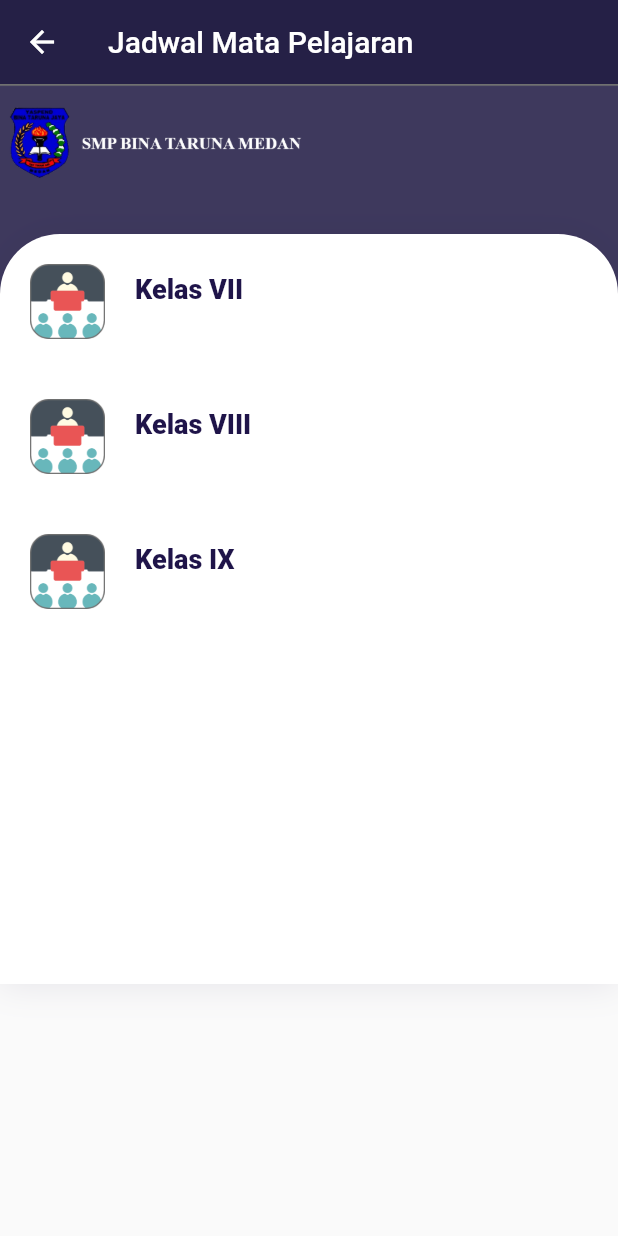
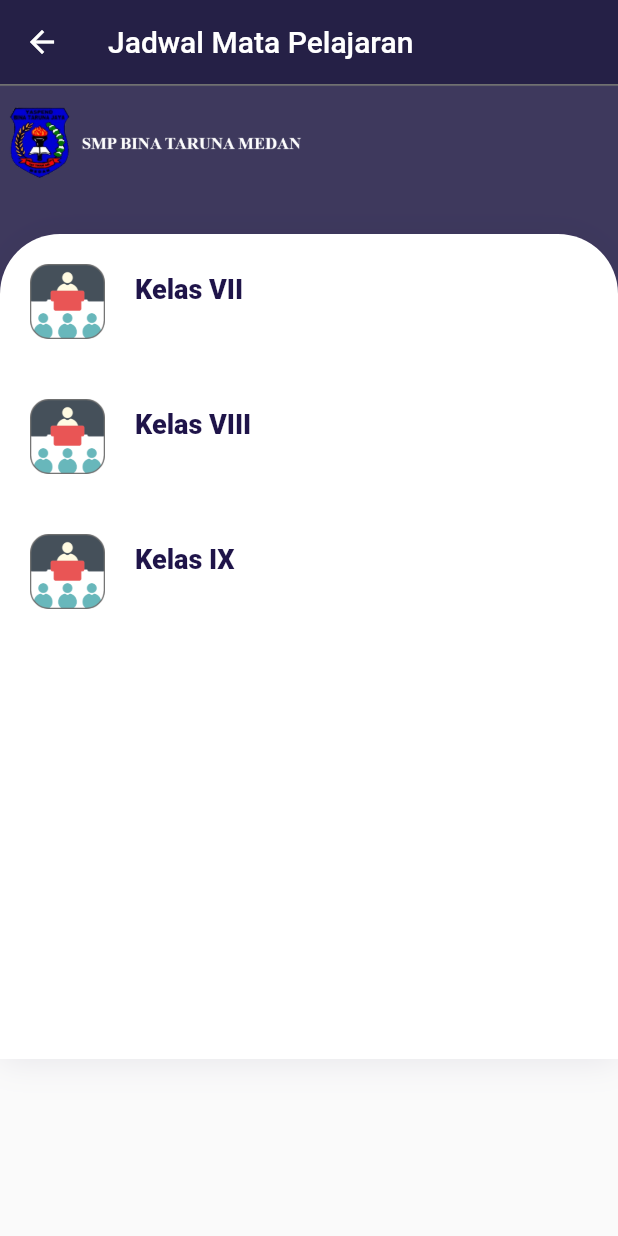
Before and after one commit to Rivaldi72/skripsi-gedmi-app, a Flutter app: the JadwalMapel screen opened by its route, on a phone screen of 412 x 824 dp. Run offline on Flutter 3.47's test engine with Material 2 defaults, Android fonts, the light colour scheme and no system bars; our stand-ins replace google_fonts, shared_preferences; accounts and stored records are empty.

Commit message:
icon gedmi

```diff
--- a/lib/ui/pages/jadwal.dart
+++ b/lib/ui/pages/jadwal.dart
@@ -32,7 +32,7 @@ class JadwalMapel extends StatelessWidget {
               Container(
                 margin: EdgeInsets.only(top: 100),
                 width: double.infinity,
-                height: 500,
+                height: 550,
                 decoration: BoxDecoration(
                   color: kWhiteColor,
                   boxShadow: [
--- a/lib/ui/pages/kelas_page.dart
+++ b/lib/ui/pages/kelas_page.dart
@@ -32,7 +32,7 @@ class KelasPage extends StatelessWidget {
               Container(
                 margin: EdgeInsets.only(top: 100),
                 width: double.infinity,
-                height: 500,
+                height: 550,
                 decoration: BoxDecoration(
                   color: kWhiteColor,
                   boxShadow: [
--- a/lib/ui/pages/student_page.dart
+++ b/lib/ui/pages/student_page.dart
@@ -229,7 +229,7 @@ class _StudentPageState extends State<StudentPage> {
               ),
             ),
             ListTile(
-              title: const Text('Biodata Diri'),
+              title: const Text('Data Diri'),
               onTap: () {
                 Navigator.pushNamed(
                   context,
--- a/pubspec.yaml
+++ b/pubspec.yaml
@@ -42,6 +42,12 @@ dev_dependencies:
   flutter_test:
     sdk: flutter
   url_launcher: ^6.1.5
+  flutter_launcher_icons: "^0.9.2"
+
+flutter_icons:
+  android: "launcher_icon"
+  ios: true
+  image_path: "assets/icons/logosekolah.png"
   # The "flutter_lints" package below contains a set of recommended lints to
   # encourage good coding practices. The lint set provided by the package is
   # activated in the `analysis_options.yaml` file located at the root of your
```
Also changed, not shown: assets/icons/logosekolah.png (added), pubspec.lock.
